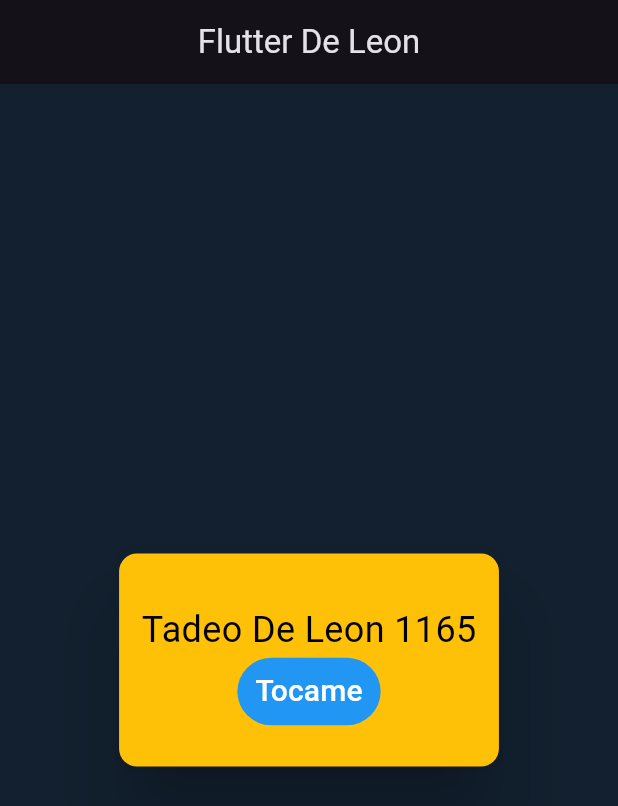
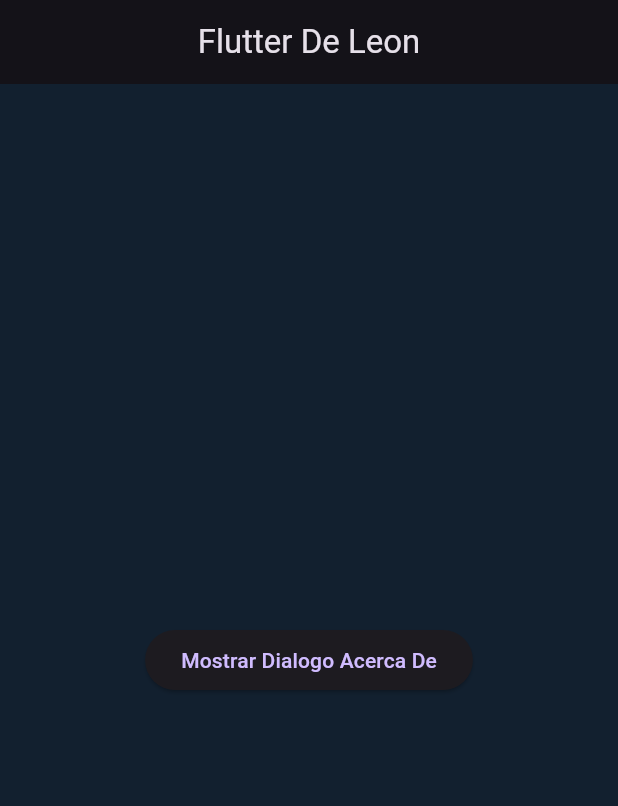
Before and after one commit to Asyhbd2/CursoFlutter1165, a Flutter app: the screen it shows after launch, on a phone screen of 412 x 824 dp. Shown: the top 806 px of the screen. Run offline on Flutter 3.47's test engine with Material 3 defaults, Android fonts, the phone set to English and light mode, and no system bars.

Commit message:
fin de alerta

```diff
--- a/lib/main.dart
+++ b/lib/main.dart
@@ -1,5 +1,6 @@
 import 'package:flutter/material.dart';
-import 'package:deleoncurso/mi_widgets/mi_tarjeta.dart';
+import 'package:deleoncurso/mi_widgets/dialogo_acerca_de.dart';
+//import 'package:deleoncurso/mi_widgets/mi_tarjeta.dart';
 
 const Color darkBlue = Color(0xFF12202F);
 
@@ -19,7 +20,8 @@ class MiTarjeta extends StatelessWidget {
           title: const Text("Flutter De Leon"),
           centerTitle: true,
         ),
-        body: const LaTarjeta(),
+        //body: const LaTarjeta(),
+        body: const DialogoAcercaDe(),
       ),
     );
   }
--- /dev/null
+++ b/lib/mi_widgets/dialogo_acerca_de.dart
@@ -0,0 +1,33 @@
+import 'package:flutter/material.dart';
+
+class DialogoAcercaDe extends StatefulWidget {
+  const DialogoAcercaDe({Key? key}) : super(key: key);
+
+  @override
+  State<DialogoAcercaDe> createState() => _DialogoAcercaDeState();
+}
+
+class _DialogoAcercaDeState extends State<DialogoAcercaDe> {
+  @override
+  Widget build(BuildContext context) {
+    return Center(
+      child: ElevatedButton(
+        child: const Text("Mostrar Dialogo Acerca De"),
+        onPressed: () {
+          showDialog(
+            context: context,
+            builder: (context) => const AboutDialog(
+              applicationIcon: FlutterLogo(),
+              applicationLegalese: 'Legal',
+              applicationName: 'Flutter App 1165',
+              applicationVersion: 'version 1.0.0',
+              children: [
+                Text('Este texto es creado por alerta'),
+              ],
+            ),
+          );
+        },
+      ),
+    );
+  }
+}
```
Also changed, not shown: z_recursos/dialogo.png (added), z_recursos/dialogoR.png (added), 1 other file.
